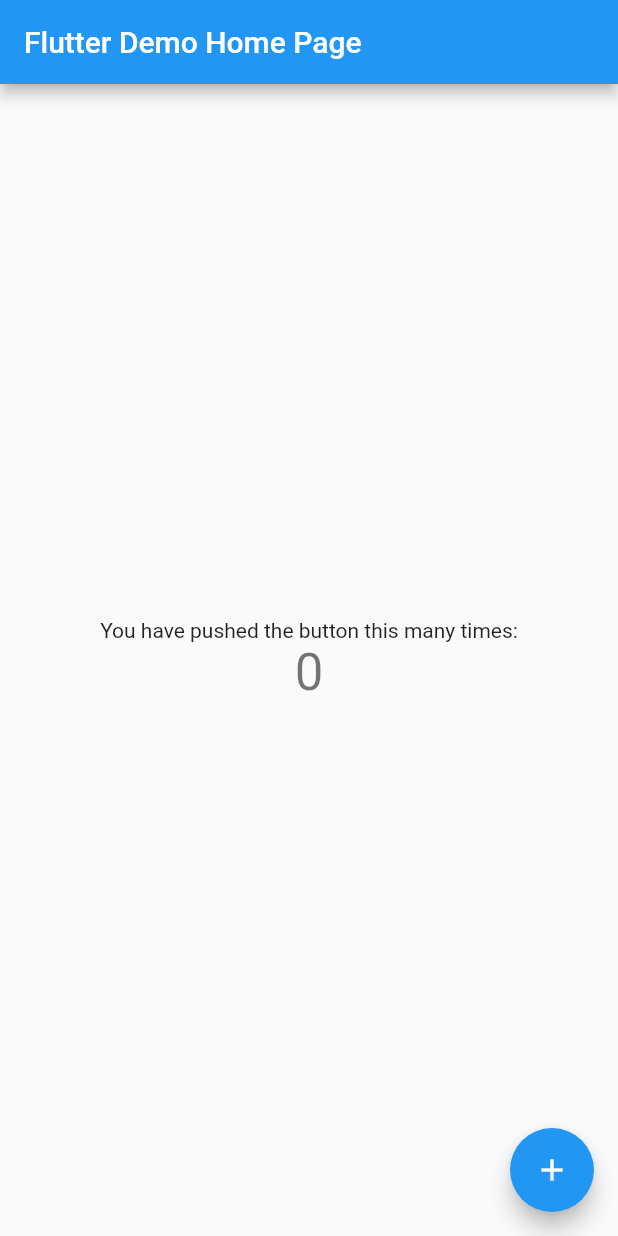
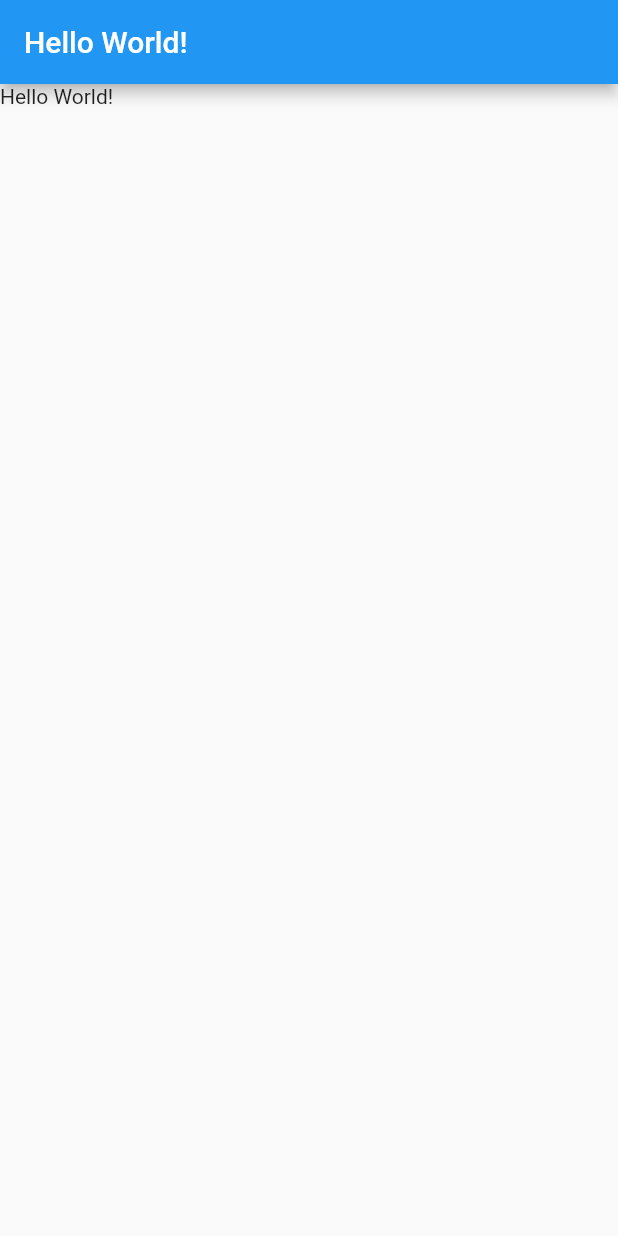
Before and after one commit to bsdonald/social_media_app, a Flutter app: the screen it shows after launch, on a phone screen of 412 x 824 dp. Run offline on Flutter 3.47's test engine with Material 2 defaults, Android fonts, the phone set to English and light mode, and no system bars; our stand-ins replace auto_route.

Commit message:
hello world! Set up DDD folders, router, main.dart, app_widget.dart, and a Hello World! home page

```diff
--- a/lib/main.dart
+++ b/lib/main.dart
@@ -1,117 +1,6 @@
 import 'package:flutter/material.dart';
+import 'package:social_media_app/presentation/core/app_widget.dart';
 
-void main() {
-  runApp(MyApp());
+Future<void> main() async {
+  runApp(AppWidget());
 }
-
-class MyApp extends StatelessWidget {
-  // This widget is the root of your application.
-  @override
-  Widget build(BuildContext context) {
-    return MaterialApp(
-      title: 'Flutter Demo',
-      theme: ThemeData(
-        // This is the theme of your application.
-        //
-        // Try running your application with "flutter run". You'll see the
-        // application has a blue toolbar. Then, without quitting the app, try
-        // changing the primarySwatch below to Colors.green and then invoke
-        // "hot reload" (press "r" in the console where you ran "flutter run",
-        // or simply save your changes to "hot reload" in a Flutter IDE).
-        // Notice that the counter didn't reset back to zero; the application
-        // is not restarted.
-        primarySwatch: Colors.blue,
-        // This makes the visual density adapt to the platform that you run
-        // the app on. For desktop platforms, the controls will be smaller and
-        // closer together (more dense) than on mobile platforms.
-        visualDensity: VisualDensity.adaptivePlatformDensity,
-      ),
-      home: MyHomePage(title: 'Flutter Demo Home Page'),
-    );
-  }
-}
-
-class MyHomePage extends StatefulWidget {
-  MyHomePage({Key key, this.title}) : super(key: key);
-
-  // This widget is the home page of your application. It is stateful, meaning
-  // that it has a State object (defined below) that contains fields that affect
-  // how it looks.
-
-  // This class is the configuration for the state. It holds the values (in this
-  // case the title) provided by the parent (in this case the App widget) and
-  // used by the build method of the State. Fields in a Widget subclass are
-  // always marked "final".
-
-  final String title;
-
-  @override
-  _MyHomePageState createState() => _MyHomePageState();
-}
-
-class _MyHomePageState extends State<MyHomePage> {
-  int _counter = 0;
-
-  void _incrementCounter() {
-    setState(() {
-      // This call to setState tells the Flutter framework that something has
-      // changed in this State, which causes it to rerun the build method below
-      // so that the display can reflect the updated values. If we changed
-      // _counter without calling setState(), then the build method would not be
-      // called again, and so nothing would appear to happen.
-      _counter++;
-    });
-  }
-
-  @override
-  Widget build(BuildContext context) {
-    // This method is rerun every time setState is called, for instance as done
-    // by the _incrementCounter method above.
-    //
-    // The Flutter framework has been optimized to make rerunning build methods
-    // fast, so that you can just rebuild anything that needs updating rather
-    // than having to individually change instances of widgets.
-    return Scaffold(
-      appBar: AppBar(
-        // Here we take the value from the MyHomePage object that was created by
-        // the App.build method, and use it to set our appbar title.
-        title: Text(widget.title),
-      ),
-      body: Center(
-        // Center is a layout widget. It takes a single child and positions it
-        // in the middle of the parent.
-        child: Column(
-          // Column is also a layout widget. It takes a list of children and
-          // arranges them vertically. By default, it sizes itself to fit its
-          // children horizontally, and tries to be as tall as its parent.
-          //
-          // Invoke "debug painting" (press "p" in the console, choose the
-          // "Toggle Debug Paint" action from the Flutter Inspector in Android
-          // Studio, or the "Toggle Debug Paint" command in Visual Studio Code)
-          // to see the wireframe for each widget.
-          //
-          // Column has various properties to control how it sizes itself and
-          // how it positions its children. Here we use mainAxisAlignment to
-          // center the children vertically; the main axis here is the vertical
-          // axis because Columns are vertical (the cross axis would be
-          // horizontal).
-          mainAxisAlignment: MainAxisAlignment.center,
-          children: <Widget>[
-            Text(
-              'You have pushed the button this many times:',
-            ),
-            Text(
-              '$_counter',
-              style: Theme.of(context).textTheme.headline4,
-            ),
-          ],
-        ),
-      ),
-      floatingActionButton: FloatingActionButton(
-        onPressed: _incrementCounter,
-        tooltip: 'Increment',
-        child: Icon(Icons.add),
-      ), // This trailing comma makes auto-formatting nicer for build methods.
-    );
-  }
-}
--- /dev/null
+++ b/lib/presentation/core/app_widget.dart
@@ -0,0 +1,14 @@
+import 'package:auto_route/auto_route.dart';
+import 'package:flutter/material.dart';
+import 'package:social_media_app/presentation/routes/router.gr.dart' as app_router;
+
+class AppWidget extends StatelessWidget {
+  @override
+  Widget build(BuildContext context) {
+    return MaterialApp(
+      debugShowCheckedModeBanner: false,
+      title: "Social Media App",
+      builder: ExtendedNavigator.builder(router: app_router.Router()),
+    );
+  }
+}
--- /dev/null
+++ b/lib/presentation/pages/home_page/home_page.dart
@@ -0,0 +1,17 @@
+import 'package:flutter/material.dart';
+
+class HomePage extends StatelessWidget {
+  const HomePage({Key key}) : super(key: key);
+
+  @override
+  Widget build(BuildContext context) {
+    return Scaffold(
+      appBar: AppBar(
+        title: Text('Hello World!'),
+      ),
+      body: Container(
+        child: Text('Hello World!'),
+      ),
+    );
+  }
+}
--- /dev/null
+++ b/lib/presentation/routes/router.dart
@@ -0,0 +1,11 @@
+import 'package:auto_route/auto_route_annotations.dart';
+import 'package:social_media_app/presentation/pages/home_page/home_page.dart';
+
+
+@MaterialAutoRouter(
+  generateNavigationHelperExtension: true,
+  routes: <AutoRoute>[
+    MaterialRoute(page: HomePage, initial: true),
+  ],
+)
+class $Router {}
```
Also changed, not shown: pubspec.yaml (+4 -11 lines), lib/presentation/routes/router.gr.dart (added), pubspec.lock.
